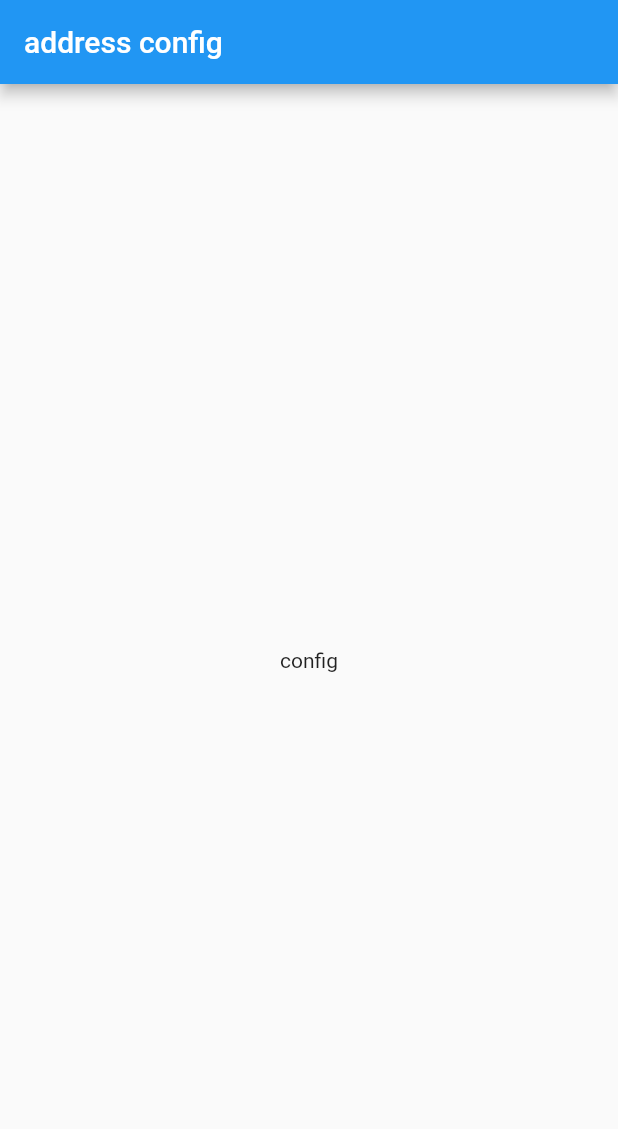
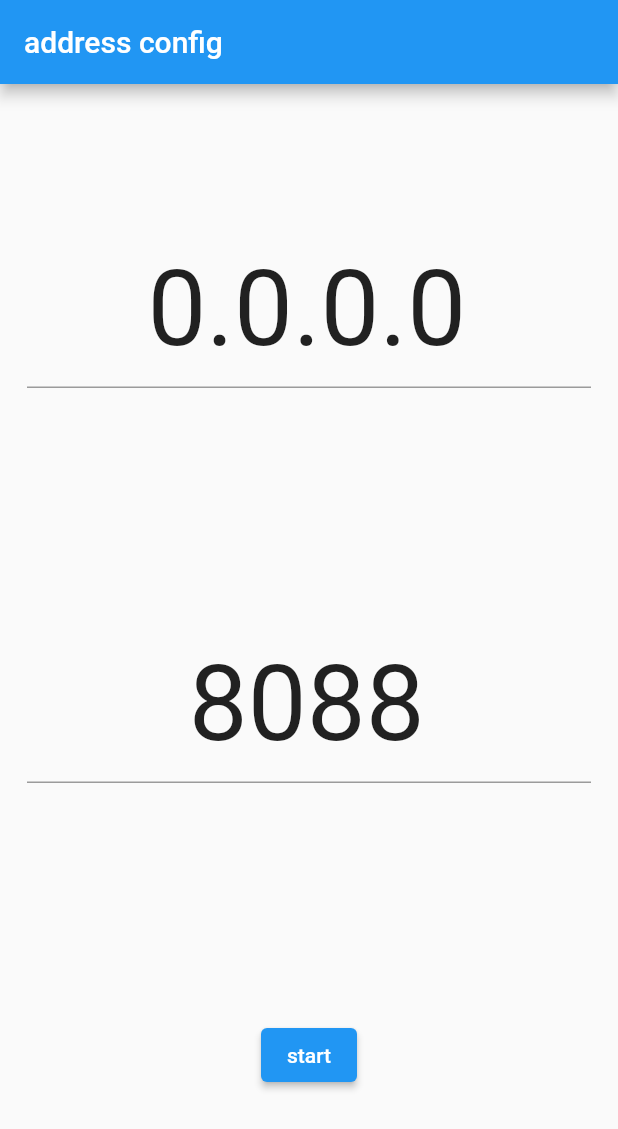
Before and after one commit to d4n1938/vmix_controller_app, a Flutter app: the screen it shows after launch, on a phone screen of 412 x 824 dp. Shown: the top 1129 px of the screen. Run offline on Flutter 3.47's test engine with Material 2 defaults, Android fonts, the phone set to English and light mode, and no system bars.

Commit message:
device ip address settings

```diff
--- a/lib/main.dart
+++ b/lib/main.dart
@@ -34,10 +34,9 @@ class _MyHomePageState extends State<MyHomePage> {
   @override
   Widget build(BuildContext context) {
     return Scaffold(
-      appBar: AppBar(
-        title: Text(widget.title),
-      ),
-      body: const Addressconfig(),
-    );
+        appBar: AppBar(
+          title: Text(widget.title),
+        ),
+        body: Addressconfig());
   }
 }
--- a/lib/pages/addressconfig.dart
+++ b/lib/pages/addressconfig.dart
@@ -1,12 +1,67 @@
-import 'package:flutter/cupertino.dart';
+import 'package:flutter/material.dart';
 
-class Addressconfig extends StatelessWidget {
-  const Addressconfig({Key? key}) : super(key: key);
+class Addressconfig extends StatefulWidget {
+  const Addressconfig({super.key});
+
+  @override
+  State<Addressconfig> createState() => _AddressconfigState();
+}
+
+class _AddressconfigState extends State<Addressconfig> {
+  var fieldIp = "0.0.0.0";
+  var fieldPort = "8088";
+
+  late TextEditingController _textEditingControllerIp;
+  late TextEditingController _textEditingControllerPort;
+
+  @override
+  void initState() {
+    super.initState();
+    _textEditingControllerIp = TextEditingController(text: fieldIp);
+    _textEditingControllerPort = TextEditingController(text: fieldPort);
+  }
 
   @override
   Widget build(BuildContext context) {
-    return const Center(
-      child: Text("config"),
+    return Padding(
+      padding: const EdgeInsets.all(18.0),
+      child: Center(
+        child: Column(
+          mainAxisAlignment: MainAxisAlignment.spaceAround,
+          children: <Widget>[
+            TextField(
+              style: const TextStyle(
+                fontSize: 70,
+              ),
+              onChanged: (value) => {
+                setState(() {
+                  fieldIp = value;
+                })
+              },
+              textAlign: TextAlign.center,
+              controller: _textEditingControllerIp,
+            ),
+            TextField(
+              style: const TextStyle(
+                fontSize: 70,
+              ),
+              onChanged: (value) => {
+                setState(() {
+                  fieldPort = value;
+                })
+              },
+              textAlign: TextAlign.center,
+              controller: _textEditingControllerPort,
+            ),
+            ElevatedButton(
+                onPressed: () {
+                  print(fieldIp);
+                  print(fieldPort);
+                },
+                child: const Text("start")),
+          ],
+        ),
+      ),
     );
   }
 }
```
